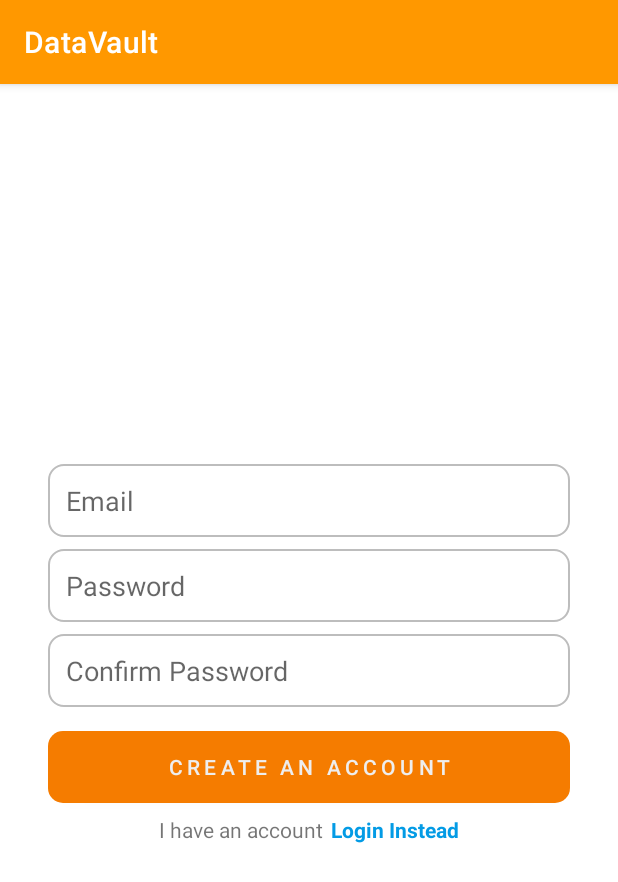
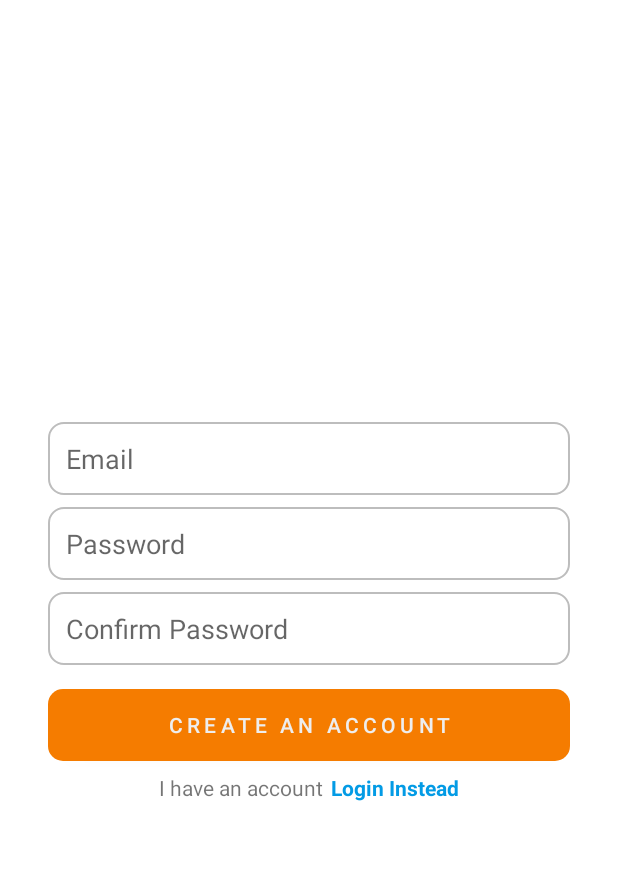
Before and after one commit to johndeweyzxc/DataVault, an Android app: the RegisterActivity screen opened directly, with no data from a screen before it, on a phone screen of 412 x 824 dp. Shown: the top 882 px of the screen. Run offline under Robolectric (Android 15) with nearby library versions, the phone set to English and light mode, and no system bars; our stand-ins replace Firebase (no records; nobody signed in at launch, a user with empty details on screens opened directly).

Commit message:
Added red, white, and grey colors. Changed default theme to NoActionBar and created 1 theme for activity content

```diff
--- a/app/src/main/res/values-night/themes.xml
+++ b/app/src/main/res/values-night/themes.xml
@@ -1,6 +1,6 @@
 <resources>
     <!-- Base application theme. -->
-    <style name="Theme.DataVault" parent="Theme.MaterialComponents.DayNight.DarkActionBar">
+    <style name="Theme.DataVault" parent="Theme.MaterialComponents.DayNight.NoActionBar">
         <!-- Primary brand color. -->
         <item name="colorPrimary">@color/orange_200</item>
         <item name="colorPrimaryVariant">@color/orange_700</item>
--- a/app/src/main/res/values/themes.xml
+++ b/app/src/main/res/values/themes.xml
@@ -1,6 +1,21 @@
 <resources>
     <!-- Base application theme. -->
-    <style name="Theme.DataVault" parent="Theme.MaterialComponents.DayNight.DarkActionBar">
+    <style name="Theme.DataVault" parent="Theme.MaterialComponents.DayNight.NoActionBar">
+        <!-- Primary brand color. -->
+        <item name="colorPrimary">@color/orange_500</item>
+        <item name="colorPrimaryVariant">@color/orange_700</item>
+        <item name="colorOnPrimary">@color/grey_200</item>
+        <!-- Secondary brand color. -->
+        <item name="colorSecondary">@color/yellow_200</item>
+        <item name="colorSecondaryVariant">@color/yellow_700</item>
+        <item name="colorOnSecondary">@color/grey_900</item>
+        <!-- Status bar color. -->
+        <item name="android:statusBarColor">?attr/colorPrimaryVariant</item>
+        <!-- Customize your theme here. -->
+    </style>
+
+    <!-- Theme for content activity -->
+    <style name="Theme.DataVault.Content" parent="Theme.MaterialComponents.DayNight.DarkActionBar">
         <!-- Primary brand color. -->
         <item name="colorPrimary">@color/orange_500</item>
         <item name="colorPrimaryVariant">@color/orange_700</item>
```
Also changed, not shown: app/src/main/res/values/colors.xml (+3 -7 lines).
